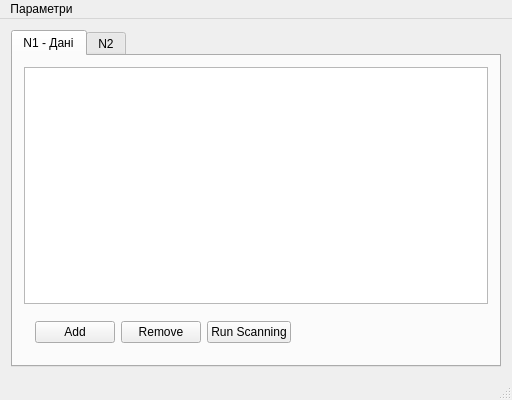
Qt form mainwindow.ui (uzername/ModBusScanner) before a commit.
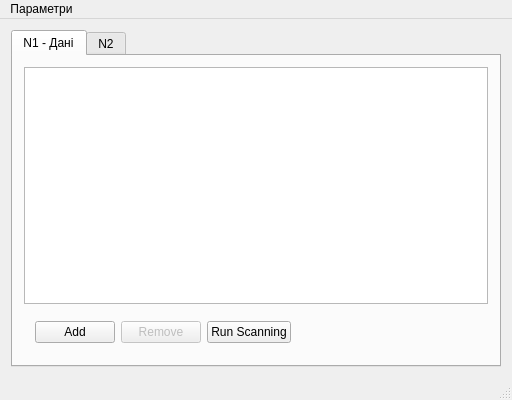
The same form after that commit.

Patch:
```diff
--- a/mainwindow.ui
+++ b/mainwindow.ui
@@ -52,6 +52,9 @@
            </item>
            <item>
             <widget class="QPushButton" name="pushButtonRemove">
+             <property name="enabled">
+              <bool>false</bool>
+             </property>
              <property name="text">
               <string>Remove</string>
              </property>
```
Left out of the diff: 6 changed lines with no effect on the pictures.
